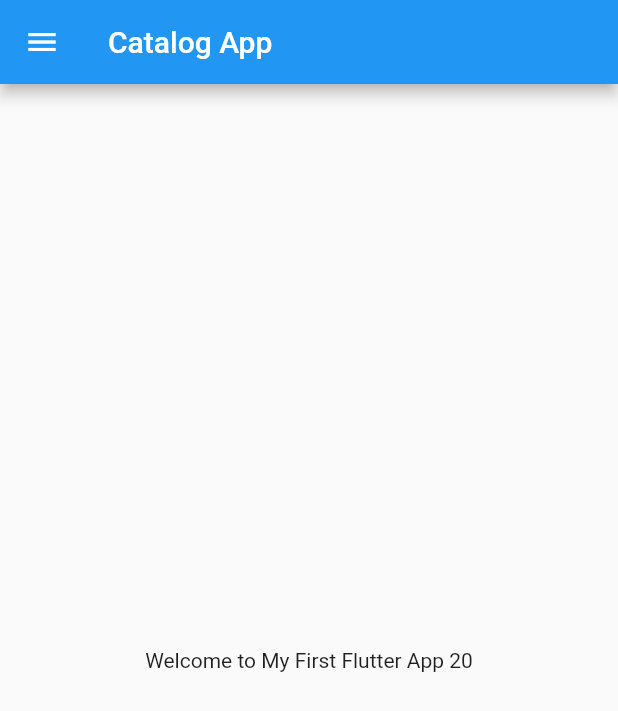
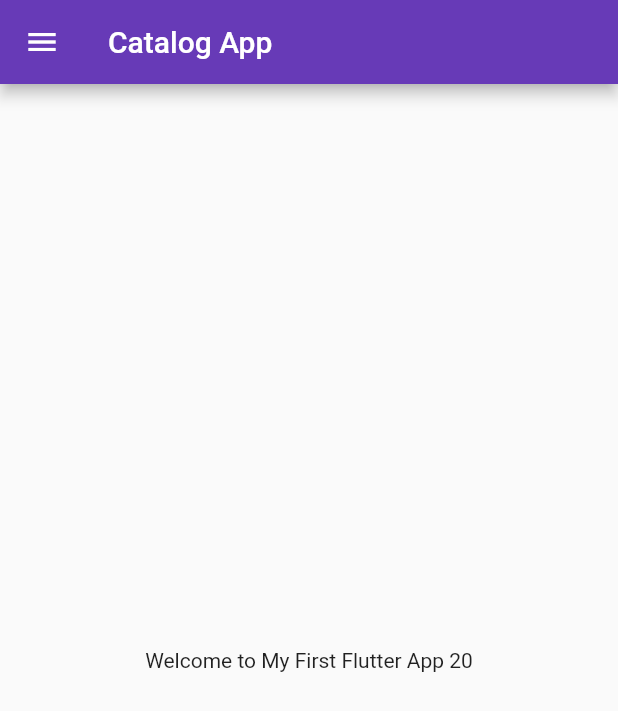
Before and after one commit to kaushik004/catalog_app_flutter, a Flutter app: the screen it shows after launch, on a phone screen of 412 x 824 dp. Shown: the top 711 px of the screen. Run offline on Flutter 3.47's test engine with Material 2 defaults, Android fonts, the phone set to English and light mode, and no system bars.

```diff
--- a/lib/main.dart
+++ b/lib/main.dart
@@ -1,5 +1,6 @@
-import 'package:catalog_app/home_page.dart';
 import 'package:flutter/material.dart';
+import 'package:catalog_app/pages/home_page.dart';
+import 'package:catalog_app/pages/login_page.dart';
 
 void main() {
   runApp(MyApp());
@@ -8,6 +9,17 @@ void main() {
 class MyApp extends StatelessWidget {
   @override
   Widget build(BuildContext context) {
-    return MaterialApp(home: HomePage());
+    return MaterialApp(
+      // home: HomePage(),
+      themeMode: ThemeMode.light,
+      theme: ThemeData(primarySwatch: Colors.deepPurple),
+      darkTheme: ThemeData(brightness: Brightness.dark),
+      initialRoute: "/home",
+      routes: {
+        '/': (context) => LoginPage(),
+        '/home': (context) => HomePage(),
+        '/login': (context) => LoginPage()
+      },
+    );
   }
 }
```
Also changed, not shown: lib/pages/login_page.dart (added, +16 -0 lines), lib/pages/home_page.dart (renamed from lib/home_page.dart).
